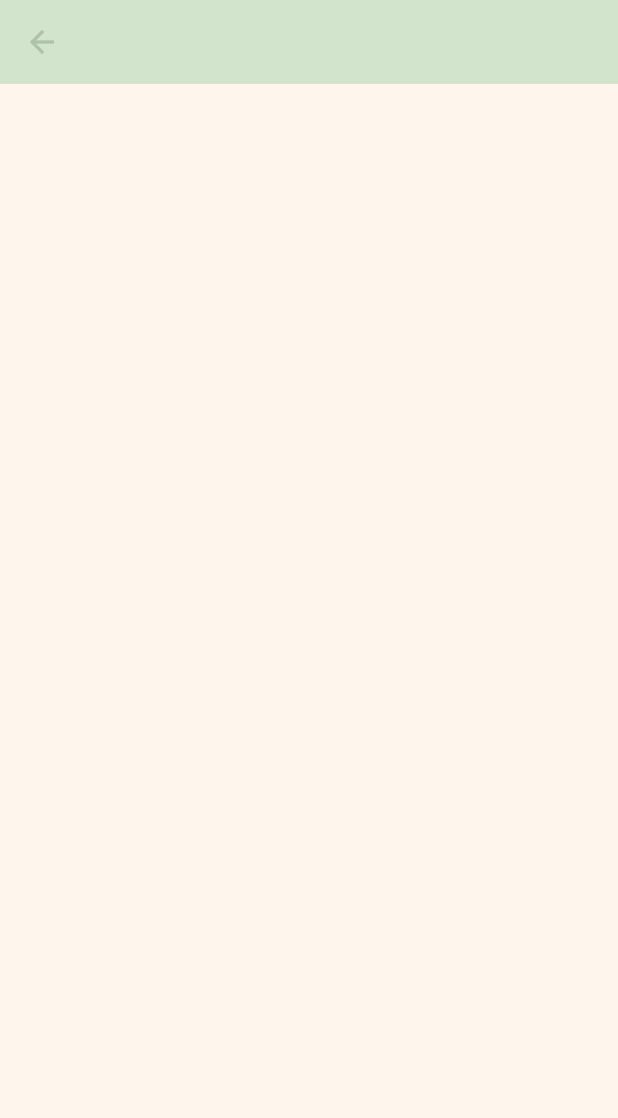
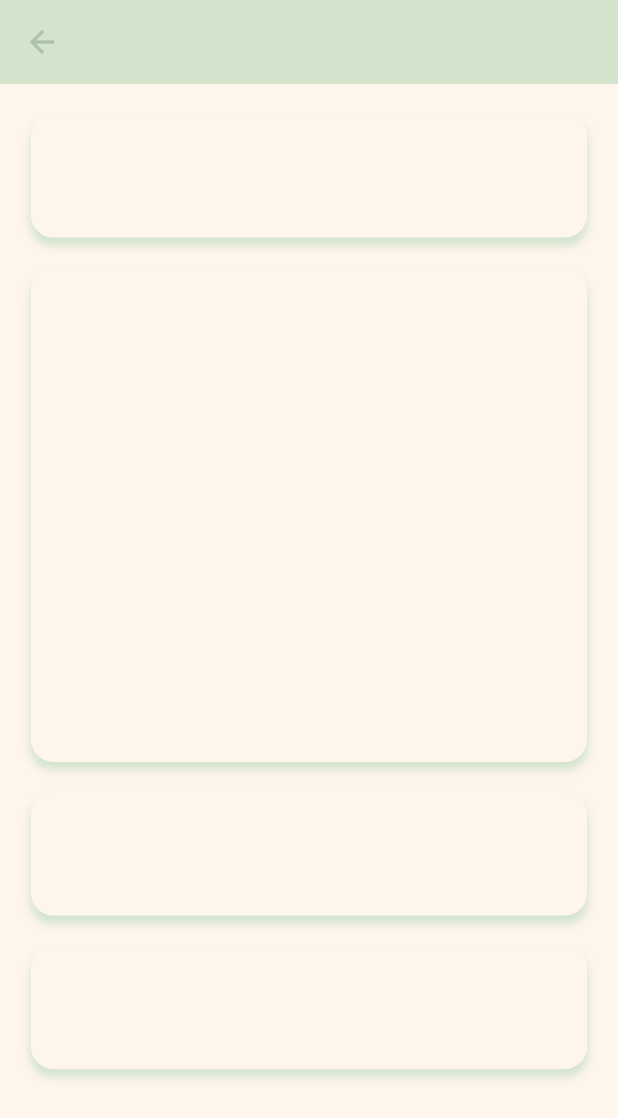
Before and after one commit to devpark435/Capston_22, a Flutter app: the ChartPage screen opened directly, on a phone screen of 412 x 824 dp. Shown: the top 1118 px of the screen. Run offline on Flutter 3.47's test engine with Material 2 defaults, Android fonts, the light colour scheme and no system bars.

Commit message:
Edit ChartPage

```diff
--- a/lib/screens/ChartPage.dart
+++ b/lib/screens/ChartPage.dart
@@ -20,6 +20,99 @@ class _ChartPage extends State<ChartPage> {
           elevation: 0,
           actions: [],
         ),
-    );
+        body: SafeArea(
+          child: Column(children: [
+            Row(
+              mainAxisAlignment: MainAxisAlignment.center,
+              children: [
+                Container(
+                    // ItmeNameContainer
+                    margin: EdgeInsets.fromLTRB(0, 20, 0, 0),
+                    width: MediaQuery.of(context).size.width * 0.9,
+                    height: MediaQuery.of(context).size.height * 0.1,
+                    decoration: BoxDecoration(
+                      color: Palette.bgColor,
+                      boxShadow: [
+                        BoxShadow(
+                          blurRadius: 4,
+                          color: Palette.containerColor,
+                          offset: Offset(0, 5),
+                        )
+                      ],
+                      borderRadius: BorderRadius.circular(15),
+                    ))
+              ],
+            ),
+            Row(
+              mainAxisAlignment: MainAxisAlignment.center,
+              children: [
+                Container(
+                    //ChartContainer
+                    margin: EdgeInsets.fromLTRB(0, 20, 0, 0),
+                    width: MediaQuery.of(context).size.width * 0.9,
+                    height: MediaQuery.of(context).size.height * 0.4,
+                    decoration: BoxDecoration(
+                      color: Palette.bgColor,
+                      boxShadow: [
+                        BoxShadow(
+                          blurRadius: 4,
+                          color: Palette.containerColor,
+                          offset: Offset(0, 5),
+                        )
+                      ],
+                      borderRadius: BorderRadius.circular(15),
+                    ),
+                    child: Column(children: [
+                      Padding(padding: EdgeInsets.fromLTRB(0, 20, 0, 0)),
+                      Container()
+                    ]))
+              ],
+            ),
+            Row(
+              mainAxisAlignment: MainAxisAlignment.spaceEvenly,
+              mainAxisSize: MainAxisSize.max,
+              children: [
+                Container(
+                  margin: EdgeInsets.fromLTRB(0, 20, 0, 0),
+                  width: MediaQuery.of(context).size.width * 0.9,
+                  height: MediaQuery.of(context).size.height * 0.1,
+                  decoration: BoxDecoration(
+                    color: Palette.bgColor,
+                    boxShadow: [
+                      BoxShadow(
+                        blurRadius: 4,
+                        color: Palette.containerColor,
+                        offset: Offset(0, 5),
+                      )
+                    ],
+                    borderRadius: BorderRadius.circular(15),
+                  ),
+                )
+              ],
+            ),
+            Row(
+              mainAxisAlignment: MainAxisAlignment.spaceEvenly,
+              mainAxisSize: MainAxisSize.max,
+              children: [
+                Container(
+                  margin: EdgeInsets.fromLTRB(0, 20, 0, 0),
+                  width: MediaQuery.of(context).size.width * 0.9,
+                  height: MediaQuery.of(context).size.height * 0.1,
+                  decoration: BoxDecoration(
+                    color: Palette.bgColor,
+                    boxShadow: [
+                      BoxShadow(
+                        blurRadius: 4,
+                        color: Palette.containerColor,
+                        offset: Offset(0, 5),
+                      )
+                    ],
+                    borderRadius: BorderRadius.circular(15),
+                  ),
+                )
+              ],
+            ),
+          ]),
+        ));
   }
 }
```
Also changed, not shown: lib/widgets/customWidget.dart (+0 -22 lines). Lines whose indentation alone changed are shown as unchanged.
